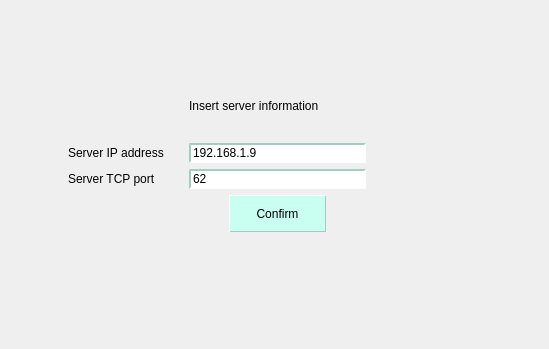
Above: CLIENT/GUI/connection/ui/gui_server.ui from GiuliCler/GIMPteam before the change. Below: the same form after it.
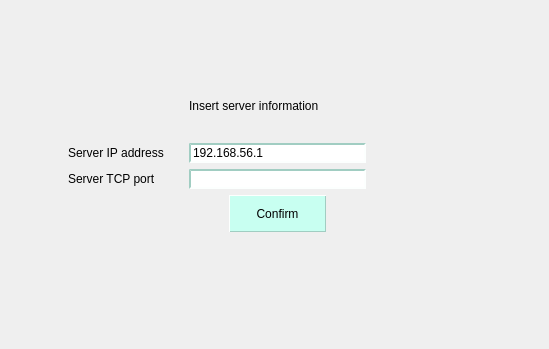
That is the form after the change.

Diff of the .ui file:
```diff
--- a/CLIENT/GUI/connection/ui/gui_server.ui
+++ b/CLIENT/GUI/connection/ui/gui_server.ui
@@ -134,7 +134,7 @@
    <item row="3" column="2">
     <widget class="QLineEdit" name="addressLineEdit">
      <property name="text">
-      <string>192.168.1.9</string>
+      <string>192.168.56.1</string>
      </property>
     </widget>
    </item>
@@ -148,7 +148,7 @@
    <item row="4" column="2">
     <widget class="QLineEdit" name="portLineEdit">
      <property name="text">
-      <string>62</string>
+      <string/>
      </property>
     </widget>
    </item>
```
